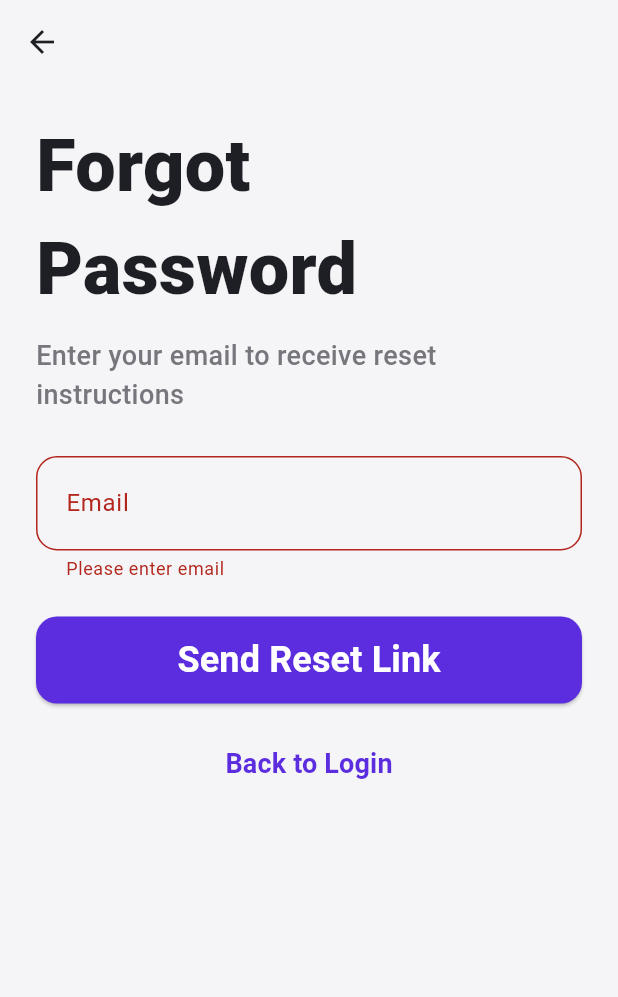
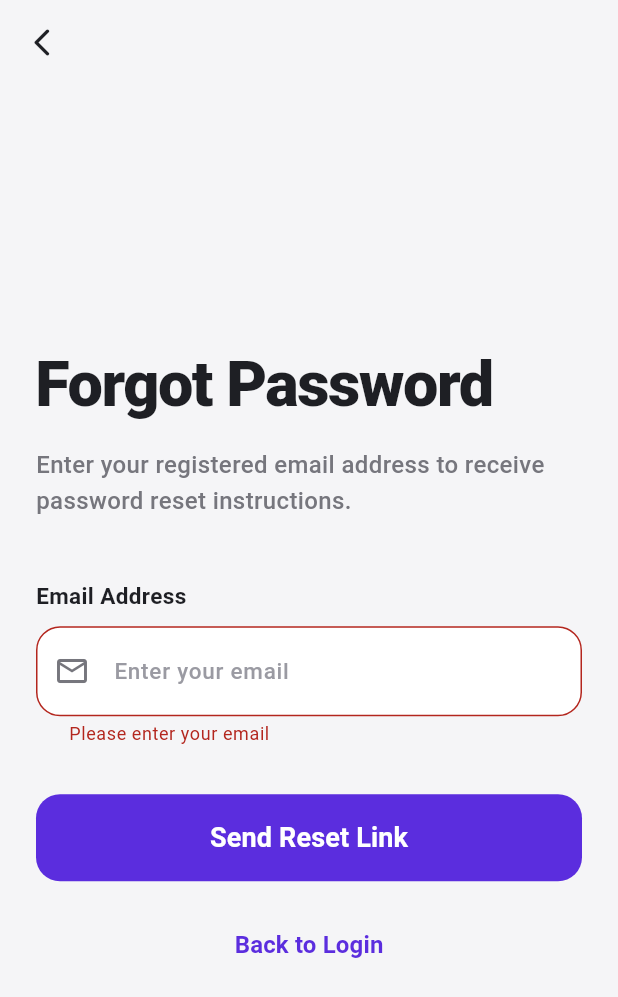
Before and after one commit to nimishapant/BicharSetu, a Flutter app: the ForgetPasswordScreen screen opened directly, after a tap on "Send Reset Link", on a phone screen of 412 x 824 dp. Shown: the top 997 px of the screen. Run offline on Flutter 3.47's test engine with Material 3 defaults, Android fonts, the phone set to English and light mode, and no system bars; our stand-ins replace firebase_core; accounts and stored records are empty.

Commit message:
Updated forget password UI

```diff
--- a/lib/forgetpassword.dart
+++ b/lib/forgetpassword.dart
@@ -4,13 +4,23 @@ class ForgetPasswordScreen extends StatefulWidget {
   const ForgetPasswordScreen({super.key});
 
   @override
-  State<ForgetPasswordScreen> createState() => _ForgetPasswordScreenState();
+  State<ForgetPasswordScreen> createState() =>
+      _ForgetPasswordScreenState();
 }
 
-class _ForgetPasswordScreenState extends State<ForgetPasswordScreen> {
+class _ForgetPasswordScreenState
+    extends State<ForgetPasswordScreen> {
   final _formKey = GlobalKey<FormState>();
-  final TextEditingController _emailController = TextEditingController();
+  final TextEditingController _emailController =
+  TextEditingController();
+
   bool _isLoading = false;
+
+  static const Color primaryColor = Color(0xFF5B2DDE);
+  static const Color backgroundColor = Color(0xFFF5F5F7);
+  static const Color textPrimary = Color(0xFF1E1F24);
+  static const Color textSecondary = Color(0xFF76767D);
+  static const Color borderColor = Color(0xFFCFCFD5);
 
   @override
   void dispose() {
@@ -20,120 +30,197 @@ class _ForgetPasswordScreenState extends State<ForgetPasswordScreen> {
 
   @override
   Widget build(BuildContext context) {
-    const primaryColor = Color(0xFF5B2DDE);
-    const borderColor = Color(0xFFC9C9CF);
-
     return Scaffold(
-      backgroundColor: const Color(0xFFF5F5F7),
+      backgroundColor: backgroundColor,
       appBar: AppBar(
         backgroundColor: Colors.transparent,
         elevation: 0,
         leading: IconButton(
-          onPressed: () => Navigator.of(context).pop(),
-          icon: const Icon(Icons.arrow_back, color: Color(0xFF1E1F24)),
+          onPressed: () => Navigator.pop(context),
+          icon: const Icon(
+            Icons.arrow_back_ios_new_rounded,
+            color: textPrimary,
+            size: 22,
+          ),
         ),
       ),
       body: SafeArea(
+        child: Center(
           child: SingleChildScrollView(
-          padding: const EdgeInsets.symmetric(horizontal: 24, vertical: 8),
+            padding: const EdgeInsets.symmetric(
+              horizontal: 24,
+              vertical: 16,
+            ),
+            child: ConstrainedBox(
+              constraints: const BoxConstraints(maxWidth: 520),
               child: Form(
                 key: _formKey,
                 child: Column(
-              crossAxisAlignment: CrossAxisAlignment.stretch,
+                  crossAxisAlignment: CrossAxisAlignment.start,
                   children: [
-                const SizedBox(height: 12),
+                    /// Header
                     const Text(
                       'Forgot Password',
                       style: TextStyle(
-                    fontSize: 48,
+                        fontSize: 42,
                         fontWeight: FontWeight.w800,
-                    color: Color(0xFF1E1F24),
+                        color: textPrimary,
+                        letterSpacing: -1,
                       ),
                     ),
-                const SizedBox(height: 10),
+
+                    const SizedBox(height: 12),
+
                     const Text(
-                  'Enter your email to receive reset instructions',
+                      'Enter your registered email address to receive password reset instructions.',
                       style: TextStyle(
-                    fontSize: 18,
-                    color: Color(0xFF76767D),
+                        fontSize: 16,
+                        height: 1.5,
+                        color: textSecondary,
                         fontWeight: FontWeight.w500,
                       ),
                     ),
-                const SizedBox(height: 28),
+
+                    const SizedBox(height: 40),
+
+                    /// Email Label
+                    const Text(
+                      'Email Address',
+                      style: TextStyle(
+                        fontSize: 15,
+                        fontWeight: FontWeight.w600,
+                        color: textPrimary,
+                      ),
+                    ),
+
+                    const SizedBox(height: 10),
+
+                    /// Email Field
                     TextFormField(
                       controller: _emailController,
                       keyboardType: TextInputType.emailAddress,
-                  style: const TextStyle(fontSize: 18),
+                      style: const TextStyle(
+                        fontSize: 16,
+                        color: textPrimary,
+                        fontWeight: FontWeight.w500,
+                      ),
                       decoration: InputDecoration(
-                    labelText: 'Email',
                         hintText: 'Enter your email',
-                    hintStyle: const TextStyle(fontSize: 18, color: Color(0xFF8D8D95)),
+                        hintStyle: const TextStyle(
+                          color: Color(0xFF9A9AA2),
+                          fontSize: 15,
+                        ),
+                        prefixIcon: const Icon(
+                          Icons.email_outlined,
+                          color: textSecondary,
+                        ),
                         filled: true,
-                    fillColor: const Color(0xFFF5F5F7),
-                    contentPadding: const EdgeInsets.symmetric(horizontal: 16, vertical: 18),
+                        fillColor: Colors.white,
+                        contentPadding: const EdgeInsets.symmetric(
+                          horizontal: 18,
+                          vertical: 18,
+                        ),
                         border: OutlineInputBorder(
-                      borderRadius: BorderRadius.circular(14),
-                      borderSide: BorderSide(color: borderColor),
+                          borderRadius: BorderRadius.circular(16),
+                          borderSide: const BorderSide(
+                            color: borderColor,
+                          ),
                         ),
                         enabledBorder: OutlineInputBorder(
-                      borderRadius: BorderRadius.circular(14),
-                      borderSide: BorderSide(color: borderColor),
+                          borderRadius: BorderRadius.circular(16),
+                          borderSide: const BorderSide(
+                            color: borderColor,
+                          ),
                         ),
                         focusedBorder: OutlineInputBorder(
-                      borderRadius: BorderRadius.circular(14),
-                      borderSide: const BorderSide(color: Color(0xFF5B2DDE), width: 1.4),
+                          borderRadius: BorderRadius.circular(16),
+                          borderSide: const BorderSide(
+                            color: primaryColor,
+                            width: 1.5,
+                          ),
                         ),
                       ),
                       validator: (value) {
-                    if (value == null || value.trim().isEmpty) {
-                      return 'Please enter email';
+                        if (value == null ||
+                            value.trim().isEmpty) {
+                          return 'Please enter your email';
                         }
+
+                        final emailRegex = RegExp(
+                          r'^[\w-\.]+@([\w-]+\.)+[\w-]{2,4}$',
+                        );
+
+                        if (!emailRegex.hasMatch(
+                          value.trim(),
+                        )) {
+                          return 'Enter a valid email';
+                        }
+
                         return null;
                       },
                     ),
-                const SizedBox(height: 24),
+
+                    const SizedBox(height: 32),
+
+                    /// Reset Button
                     SizedBox(
+                      width: double.infinity,
                       height: 58,
                       child: ElevatedButton(
-                    onPressed: _isLoading ? null : _handleSendResetLink,
+                        onPressed:
+                        _isLoading
+                            ? null
+                            : _handleSendResetLink,
                         style: ElevatedButton.styleFrom(
+                          elevation: 0,
                           backgroundColor: primaryColor,
                           foregroundColor: Colors.white,
                           shape: RoundedRectangleBorder(
-                        borderRadius: BorderRadius.circular(14),
+                            borderRadius:
+                            BorderRadius.circular(16),
                           ),
                         ),
-                    child: _isLoading
+                        child:
+                        _isLoading
                             ? const SizedBox(
-                            width: 22,
-                            height: 22,
-                            child: CircularProgressIndicator(
-                              strokeWidth: 2.4,
+                          width: 24,
+                          height: 24,
+                          child:
+                          CircularProgressIndicator(
+                            strokeWidth: 2.5,
                             color: Colors.white,
                           ),
                         )
                             : const Text(
                           'Send Reset Link',
                           style: TextStyle(
-                              fontSize: 24,
+                            fontSize: 18,
                             fontWeight: FontWeight.w700,
                           ),
                         ),
                       ),
                     ),
-                const SizedBox(height: 16),
-                TextButton(
-                  onPressed: () => Navigator.of(context).pop(),
+
+                    const SizedBox(height: 18),
+
+                    /// Back Button
+                    Center(
+                      child: TextButton(
+                        onPressed:
+                            () => Navigator.pop(context),
                         child: const Text(
                           'Back to Login',
                           style: TextStyle(
                             color: primaryColor,
-                      fontSize: 18,
+                            fontSize: 16,
                             fontWeight: FontWeight.w700,
                           ),
                         ),
                       ),
+                    ),
                   ],
+                ),
+              ),
             ),
           ),
         ),
@@ -143,18 +230,34 @@ class _ForgetPasswordScreenState extends State<ForgetPasswordScreen> {
 
   Future<void> _handleSendResetLink() async {
     if (!_formKey.currentState!.validate()) return;
+
     setState(() {
       _isLoading = true;
     });
-    await Future<void>.delayed(const Duration(milliseconds: 700));
+
+    await Future.delayed(
+      const Duration(milliseconds: 900),
+    );
+
     if (!mounted) return;
+
     setState(() {
       _isLoading = false;
     });
+
     ScaffoldMessenger.of(context).showSnackBar(
       SnackBar(
+        behavior: SnackBarBehavior.floating,
+        backgroundColor: primaryColor,
+        shape: RoundedRectangleBorder(
+          borderRadius: BorderRadius.circular(12),
+        ),
         content: Text(
           'Password reset link sent to ${_emailController.text.trim()}',
+          style: const TextStyle(
+            color: Colors.white,
+            fontWeight: FontWeight.w500,
+          ),
         ),
       ),
     );
--- a/lib/main.dart
+++ b/lib/main.dart
@@ -1,5 +1,5 @@
 import 'package:flutter/material.dart';
-import 'splashscreen.dart';
+import 'forgetpassword.dart';
 
 void main() {
   runApp(const MyApp());
@@ -12,7 +12,7 @@ class MyApp extends StatelessWidget {
   Widget build(BuildContext context) {
     return const MaterialApp(
       debugShowCheckedModeBanner: false,
-      home: SplashScreen(),
+      home: ForgetPasswordScreen(),
     );
   }
 }
```
Also changed, not shown: firebase.json (added), lib/firebase_options.dart (added), 4 other files. Lines whose indentation alone changed are shown as unchanged.
